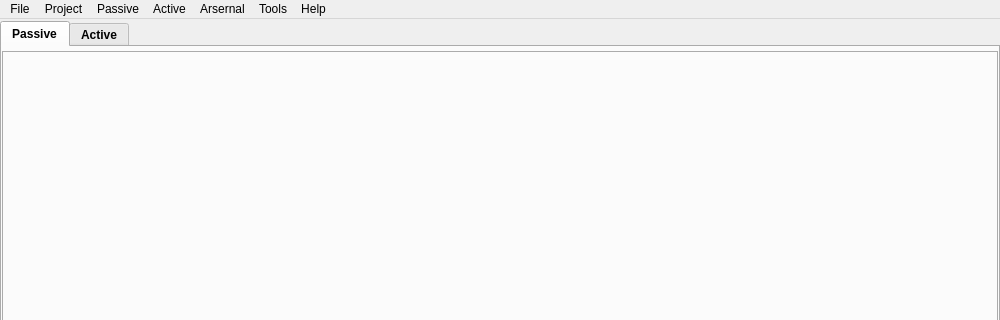
The window that gui/src/MainWindow.ui (3nock/OTE) describes before a commit, drawn with Qt 5; both pictures show x 0 to 1000 and y 0 to 320 of the 1000 by 693 pixel window.
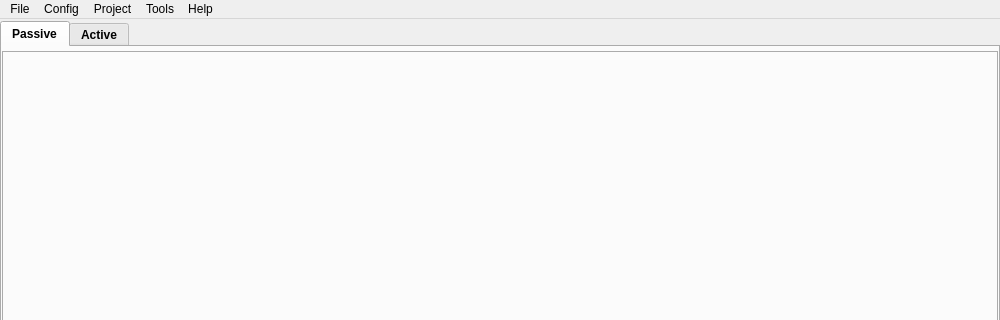
The same window after the commit. Icons and pictures are not drawn.

```diff
--- a/gui/src/MainWindow.ui
+++ b/gui/src/MainWindow.ui
@@ -630,29 +630,16 @@
     <addaction name="actionAbout"/>
     <addaction name="actionAboutQt"/>
    </widget>
-   <widget class="QMenu" name="menuPassive">
+   <widget class="QMenu" name="menuConfig">
     <property name="title">
-     <string>Passive</string>
+     <string>Config</string>
     </property>
-    <addaction name="actionApi_Keys"/>
-    <addaction name="actionOsint_Engines"/>
-    <addaction name="actionConfig"/>
-   </widget>
-   <widget class="QMenu" name="menuActive">
-    <property name="title">
-     <string>Active</string>
-    </property>
-   </widget>
-   <widget class="QMenu" name="menuArsernal">
-    <property name="title">
-     <string>Arsernal</string>
-    </property>
+    <addaction name="actionApiKeys"/>
+    <addaction name="actionGeneral"/>
    </widget>
    <addaction name="menuFile"/>
+   <addaction name="menuConfig"/>
    <addaction name="menuProject"/>
-   <addaction name="menuPassive"/>
-   <addaction name="menuActive"/>
-   <addaction name="menuArsernal"/>
    <addaction name="menuTools"/>
    <addaction name="menuHelp"/>
   </widget>
```
Left out of the diff: 17 changed lines with no effect on the pictures.
